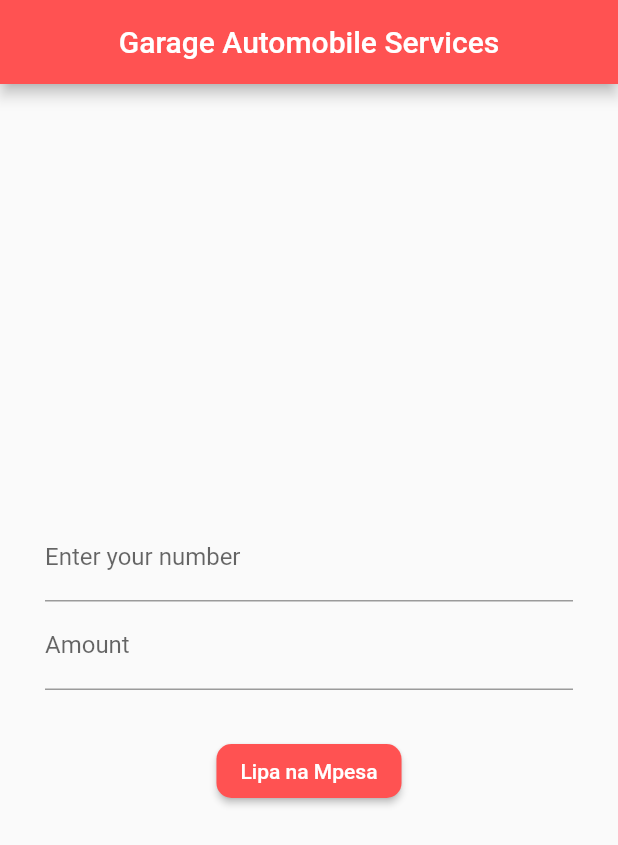
After one commit to mervinkogei/garage-flutter, a Flutter app: the Payment screen opened directly, after a tap on "Mpesa Payment Method", on a phone screen of 412 x 824 dp. The commit adds this screen. Shown: the top 845 px of the screen. Run offline on Flutter 3.47's test engine with Material 2 defaults, Android fonts, the phone set to English and light mode, and no system bars; our stand-ins replace carousel_pro, flutter_signin_button, google_maps_flutter; missing offline and left inert: mpesa_flutter_plugin.

Commit message:
added lipa na mpesa as the payment method

```diff
--- /dev/null
+++ b/lib/pages/mypayment.dart
@@ -0,0 +1,109 @@
+import 'package:flutter/material.dart';
+import 'package:mpesa_flutter_plugin/mpesa_flutter_plugin.dart';
+import 'package:flutter/services.dart';
+import 'dart:async';
+
+void main() {
+  MpesaFlutterPlugin.setConsumerKey("8tSvHd99zN0UJkDPBnmZ4nYxIZGuek6o");
+  MpesaFlutterPlugin.setConsumerSecret("9AQpupNi2YiofVTM");
+
+  runApp(DarajaFlutter());
+}
+
+class DarajaFlutter extends StatefulWidget {
+  @override
+  _DarajaFlutterState createState() => _DarajaFlutterState();
+}
+
+class _DarajaFlutterState extends State<DarajaFlutter> {
+  final TextEditingController phonenumberController = TextEditingController();
+  final TextEditingController amountController = TextEditingController();
+  //create the lipaNaMpesa method here.Please note, the method can have any name, I chose lipaNaMpesa
+
+  Future<void> lipaNaMpesa() async {
+    var phoneNumber = phonenumberController.text;
+    var CodeKe = '254';
+    phoneNumber = phoneNumber.substring(1);
+    phoneNumber = CodeKe+phoneNumber;
+    print(phonenumberController.text);
+    dynamic amount = double.parse(amountController.text);
+
+    dynamic transactionInitialisation;
+    try {
+      transactionInitialisation =
+          await MpesaFlutterPlugin.initializeMpesaSTKPush(
+              businessShortCode: "174379",
+              transactionType: TransactionType.CustomerPayBillOnline,
+              amount: amount,
+              partyA: phoneNumber,
+              partyB: "174379",
+//Lipa na Mpesa Online ShortCode
+              callBackURL: Uri(scheme: "http",
+                  host: "mpesa-requestbin.herokuapp.com",
+                  path: "/15hdjxp1"),
+//This url has been generated from http://mpesa-requestbin.herokuapp.com/?ref=hackernoon.com for test purposes
+              accountReference: "Garage Automobile Services",
+              phoneNumber: phoneNumber,
+              baseUri: Uri(scheme: "https",
+                  host: "sandbox.safaricom.co.ke"),
+              transactionDesc: "purchase",
+              passKey:
+                  "bfb279f9aa9bdbcf158e97dd71a467cd2e0c893059b10f78e6b72ada1ed2c919");
+//This passkey has been generated from Test Credentials from Safaricom Portal
+
+      return transactionInitialisation;
+    } catch (e) {
+      print("CAUGHT EXCEPTION: " + e.toString());
+    }
+  }
+
+  @override
+  Widget build(BuildContext context) {
+    return MaterialApp(
+      debugShowCheckedModeBanner: false,
+      theme: ThemeData(primaryColor: Colors.redAccent),
+      home: Scaffold(
+        appBar: AppBar(
+          title: Text('Garage Automobile Services'),
+          centerTitle: true,
+        ),
+        body: Center(
+          child: Container(
+              padding: const EdgeInsets.all(30.0),
+              child: Column(
+                mainAxisAlignment: MainAxisAlignment.center,
+                children: <Widget>[
+                  TextFormField(
+                    controller: phonenumberController,
+                    decoration: InputDecoration(labelText: "Enter your number"),
+                    keyboardType: TextInputType.number,
+                    inputFormatters: <TextInputFormatter>[
+                      FilteringTextInputFormatter.digitsOnly
+                    ], // Only numbers can be entered
+                  ),
+                  TextFormField(
+                    controller: amountController,
+                    decoration: InputDecoration(labelText: "Amount"),
+                    keyboardType: TextInputType.number, // Only numbers can be entered
+                  ),
+                  SizedBox(height: 30,),
+                  RaisedButton(
+                    color: Colors.redAccent,
+                    shape: RoundedRectangleBorder(
+                        borderRadius: BorderRadius.circular(10.0)),
+                    onPressed: () {
+                      lipaNaMpesa();
+                    },
+                    child: Text(
+                      "Lipa na Mpesa",
+                      style: TextStyle(color: Colors.white),
+                    ),
+                  ),
+                ],
+              ),
+          )
+        ),
+      ),
+    );
+  }
+}
--- a/lib/pages/payment.dart
+++ b/lib/pages/payment.dart
@@ -1,4 +1,5 @@
 import 'package:flutter/material.dart';
+import 'package:garage/pages/mypayment.dart';
 
 class Payment extends StatefulWidget {
   @override
@@ -51,18 +52,20 @@ class _PaymentState extends State<Payment> {
                         onPressed: () {
                           showAlertDialog(context);
                         },
-                        child: Text('Check Credit Card Status'),
+                        child: Text('Credit Card Status'),
                         color: Colors.purple,
                         textColor: Colors.white,
                       ),
                     ),
                     // ignore: deprecated_member_use
-                    // FlatButton(
-                    //   onPressed: () {},
-                    //   child: Text('Disagree'),
-                    //   color: Colors.red,
-                    //   textColor: Colors.white,
-                    // )
+                    FlatButton(
+                      onPressed: () {
+                        Navigator.push(context, MaterialPageRoute(builder: (context)=>DarajaFlutter()));
+                      },
+                      child: Text('Mpesa Payment Method'),
+                      color: Colors.red,
+                      textColor: Colors.white,
+                    )
                   ],
                 ),
               )
--- a/pubspec.yaml
+++ b/pubspec.yaml
@@ -32,6 +32,8 @@ dependencies:
   google_maps_flutter: ^1.2.0
   # firebase_auth: 0.7.0
   flutter_signin_button: ^1.1.0
+  mpesa_flutter_plugin: ^1.0.0
+  http: ^0.13.1
 
 dev_dependencies:
   flutter_test:
```
Also changed, not shown: pubspec.lock.
